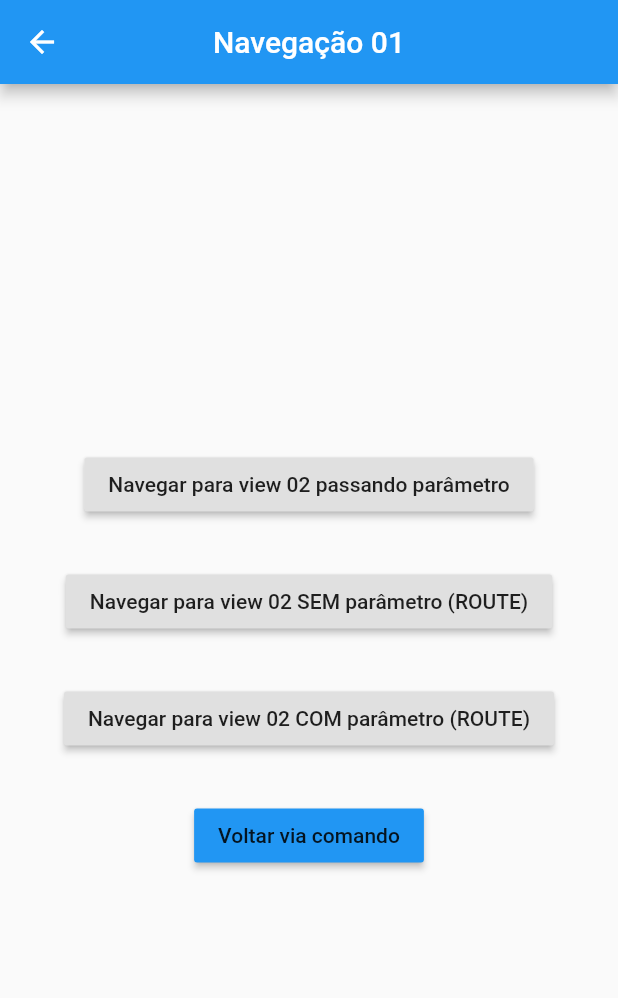
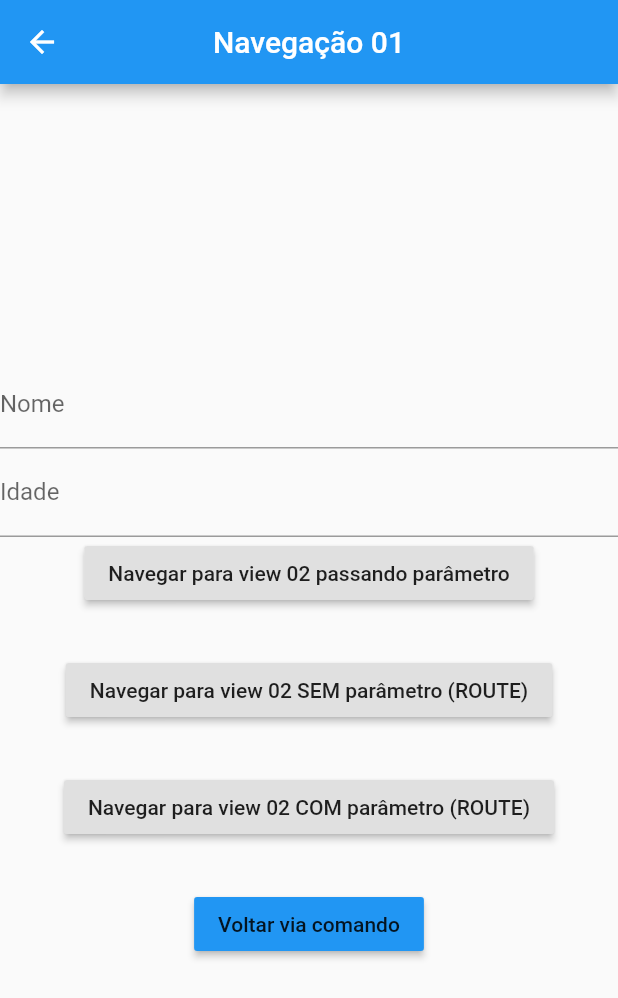
Before and after one commit to raphaelsilvasage/dojo_flutter_navegacao, a Flutter app: the Navegacao01View screen opened by its route, on a phone screen of 412 x 824 dp. Shown: the top 998 px of the screen. Run offline on Flutter 3.47's test engine with Material 2 defaults, Android fonts, the phone set to English and light mode, and no system bars.

Commit message:
inclusao de TextField para usuario informar valores

```diff
--- a/lib/helper/navegacaoHelper.dart
+++ b/lib/helper/navegacaoHelper.dart
@@ -18,11 +18,11 @@ class NavegacaoHelper {
           viewEncontrada = PrincipalView();
           break;
 
-        case "/navegacao01":
+        case rotaNavegacao01:
           viewEncontrada = Navegacao01View();
           break;
 
-        case "/navegacao02":
+        case rotaNavegacao02:
           //Faço aqui a extração dos parâmetros
           String nome = parametros != null ? parametros["nome"] : null;
           int idade = parametros != null ? parametros["idade"] : null;
--- a/lib/view/navegacao01View.dart
+++ b/lib/view/navegacao01View.dart
@@ -8,9 +8,13 @@ class Navegacao01View extends StatefulWidget {
 }
 
 class _Navegacao01ViewState extends State<Navegacao01View> {
+  final _controladorNome = TextEditingController();
+  final _controladorIdade = TextEditingController();
+
   @override
   Widget build(BuildContext context) {
     return Scaffold(
+      resizeToAvoidBottomInset: false,
       appBar: AppBar(
         title: Text("Navegação 01"),
         centerTitle: true,
@@ -19,6 +23,14 @@ class _Navegacao01ViewState extends State<Navegacao01View> {
         child: Column(
           mainAxisAlignment: MainAxisAlignment.center,
           children: <Widget>[
+            TextField(
+              controller: _controladorNome,
+              decoration: InputDecoration(labelText: "Nome"),
+            ),
+            TextField(
+              controller: _controladorIdade,
+              decoration: InputDecoration(labelText: "Idade"),
+            ),
             RaisedButton(
               child: Text("Navegar para view 02 passando parâmetro"),
               onPressed: () {
@@ -44,7 +56,7 @@ class _Navegacao01ViewState extends State<Navegacao01View> {
               onPressed: () {
                 Navigator.of(context).pushNamed(
                   NavegacaoHelper.rotaNavegacao02,
-                  arguments: {"nome": "Raphael", "idade": int.parse("30")},
+                  arguments: {"nome": _controladorNome.text, "idade": int.parse(_controladorIdade.text)},
                 );
               },
             ),
```
